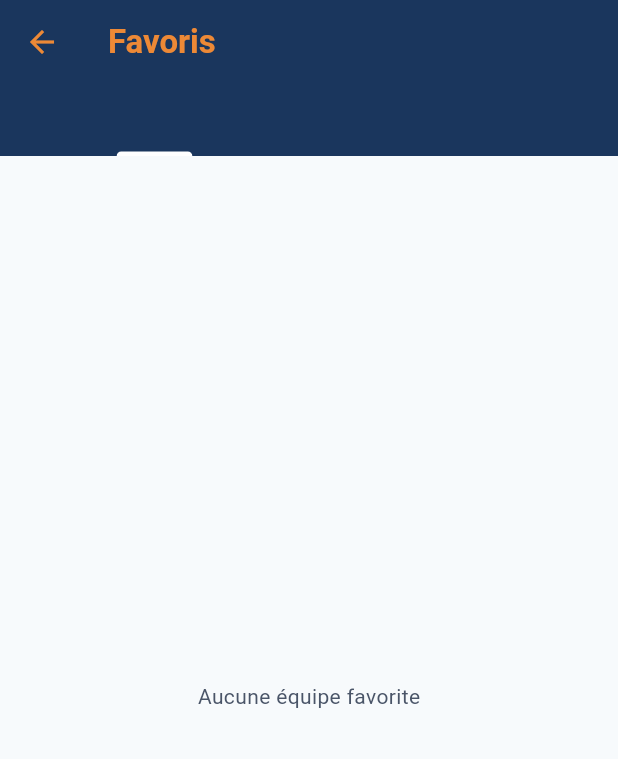
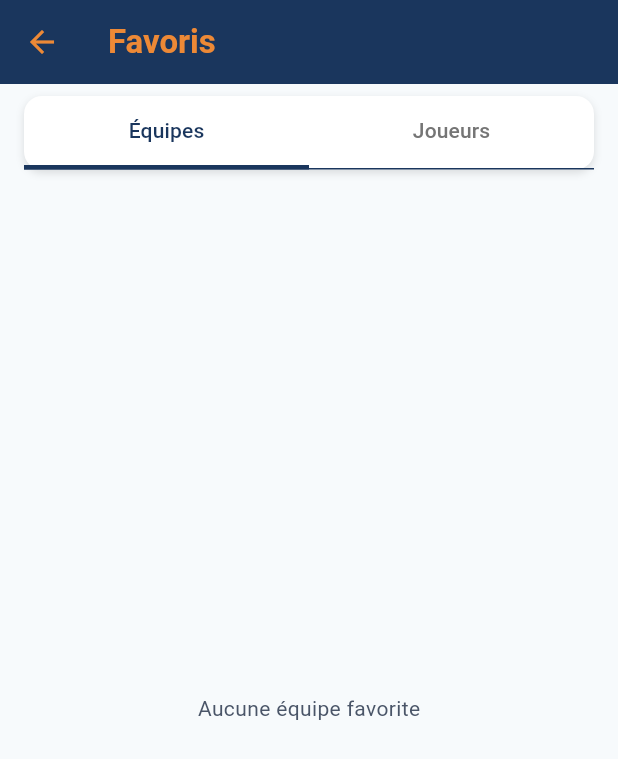
Before and after one commit to BOUBKERsup07/competitions_V2, a Flutter app: the FavoritesScreen screen opened directly, on a phone screen of 412 x 824 dp. Shown: the top 759 px of the screen. Run offline on Flutter 3.47's test engine with Material 3 defaults, Android fonts, the phone set to English and light mode, and no system bars; our stand-ins replace flutter_map, geocoding, latlong2, sqflite; accounts and stored records are empty; network calls fail; Roboto replaces fonts that are missing (Montserrat).

Commit message:
Update favorites_screen.dart

```diff
--- a/lib/screens/favorites_screen.dart
+++ b/lib/screens/favorites_screen.dart
@@ -110,41 +110,66 @@ class _FavoritesScreenState extends State<FavoritesScreen> with SingleTickerProv
   @override
   Widget build(BuildContext context) {
     return Scaffold(
-      /// Barre d'onglets pour naviguer entre équipes et joueurs
       appBar: AppBar(
         title: Text('Favoris'),
-        bottom: TabBar(
+      ),
+      body: Column(
+        children: [
+          Padding(
+            padding: const EdgeInsets.symmetric(horizontal: 16.0, vertical: 8.0),
+            child: Container(
+              decoration: BoxDecoration(
+                color: Theme.of(context).cardColor,
+                borderRadius: BorderRadius.circular(12.0),
+                boxShadow: [
+                  BoxShadow(
+                    color: Colors.black12,
+                    blurRadius: 4.0,
+                    offset: Offset(0, 2),
+                  ),
+                ],
+              ),
+              child: TabBar(
                 controller: _tabController,
+                labelColor: Theme.of(context).primaryColor,
+                unselectedLabelColor: Colors.grey[600],
+                indicatorColor: Theme.of(context).primaryColor,
+                indicatorSize: TabBarIndicatorSize.tab,
+                indicatorWeight: 3.0,
+                labelStyle: TextStyle(fontWeight: FontWeight.w500, fontSize: 14),
+                unselectedLabelStyle: TextStyle(fontSize: 14),
                 tabs: [
                   Tab(text: 'Équipes'),
                   Tab(text: 'Joueurs'),
                 ],
               ),
             ),
-      /// Contenu principal avec les listes de favoris
-      body: _isLoading
+          ),
+          Expanded(
+            child: _isLoading
                 ? Center(child: CircularProgressIndicator())
                 : TabBarView(
                     controller: _tabController,
                     children: [
-                /// Liste des équipes favorites
                       _favoriteTeams.isEmpty
                           ? Center(child: Text('Aucune équipe favorite'))
                           : ListView.builder(
                               itemCount: _favoriteTeams.length,
                               itemBuilder: (context, index) {
                                 final team = _favoriteTeams[index];
-                          return ListTile(
+                                return Card(
+                                  margin: EdgeInsets.symmetric(horizontal: 16.0, vertical: 4.0),
+                                  child: ListTile(
                                     leading: team.logo.isNotEmpty
                                         ? Image.network(
                                             team.logo,
                                             width: 40,
                                             height: 40,
                                             errorBuilder: (context, error, stackTrace) =>
-                                        Icon(Icons.sports_soccer),
+                                                Icon(Icons.sports_soccer, size: 40),
                                           )
-                                : Icon(Icons.sports_soccer),
-                            title: Text(team.name),
+                                        : Icon(Icons.sports_soccer, size: 40),
+                                    title: Text(team.name, style: TextStyle(fontWeight: FontWeight.w500)),
                                     subtitle: Text(team.country),
                                     trailing: IconButton(
                                       icon: Icon(Icons.favorite, color: Colors.red),
@@ -158,25 +183,29 @@ class _FavoritesScreenState extends State<FavoritesScreen> with SingleTickerProv
                                         ),
                                       );
                                     },
+                                  ),
                                 );
                               },
                             ),
-                /// Liste des joueurs favoris
                       _favoritePlayers.isEmpty
                           ? Center(child: Text('Aucun joueur favori'))
                           : ListView.builder(
                               itemCount: _favoritePlayers.length,
                               itemBuilder: (context, index) {
                                 final player = _favoritePlayers[index];
-                          return ListTile(
+                                return Card(
+                                  margin: EdgeInsets.symmetric(horizontal: 16.0, vertical: 4.0),
+                                  child: ListTile(
                                     leading: player.photo.isNotEmpty
                                         ? CircleAvatar(
+                                            radius: 20,
                                             backgroundImage: NetworkImage(player.photo),
                                           )
                                         : CircleAvatar(
+                                            radius: 20,
                                             child: Text(player.name[0]),
                                           ),
-                            title: Text(player.name),
+                                    title: Text(player.name, style: TextStyle(fontWeight: FontWeight.w500)),
                                     subtitle: Text(player.position),
                                     trailing: IconButton(
                                       icon: Icon(Icons.favorite, color: Colors.red),
@@ -190,8 +219,12 @@ class _FavoritesScreenState extends State<FavoritesScreen> with SingleTickerProv
                                         ),
                                       );
                                     },
+                                  ),
                                 );
                               },
+                            ),
+                    ],
+                  ),
           ),
         ],
       ),
```
Lines whose indentation alone changed are shown as unchanged.
